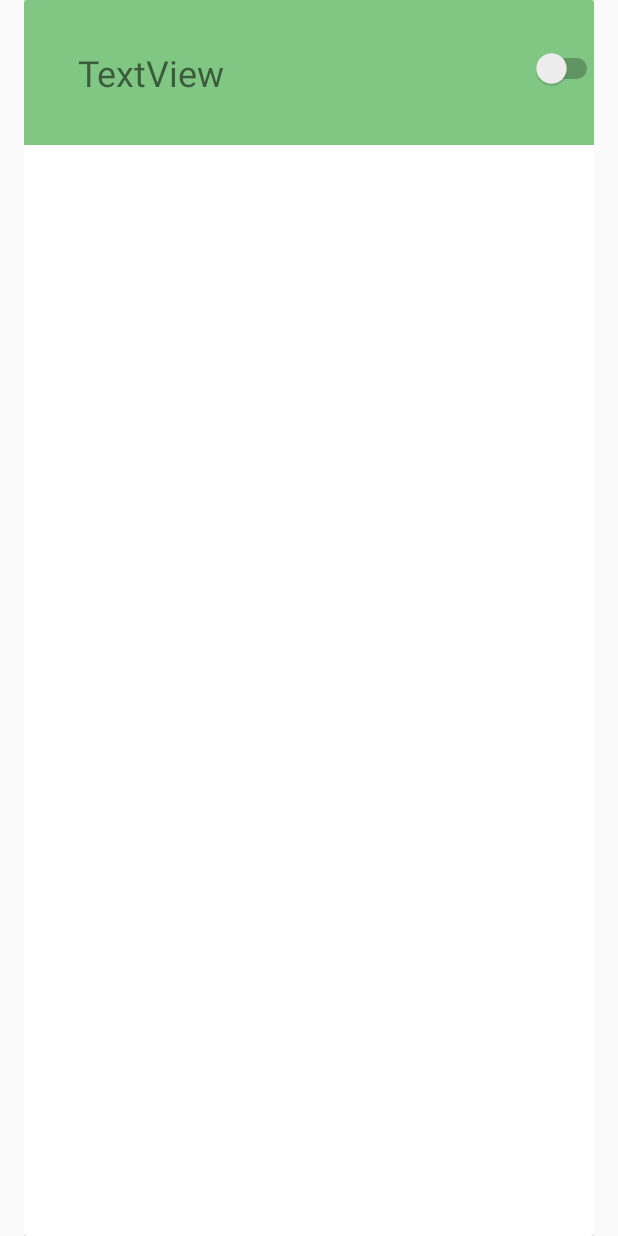
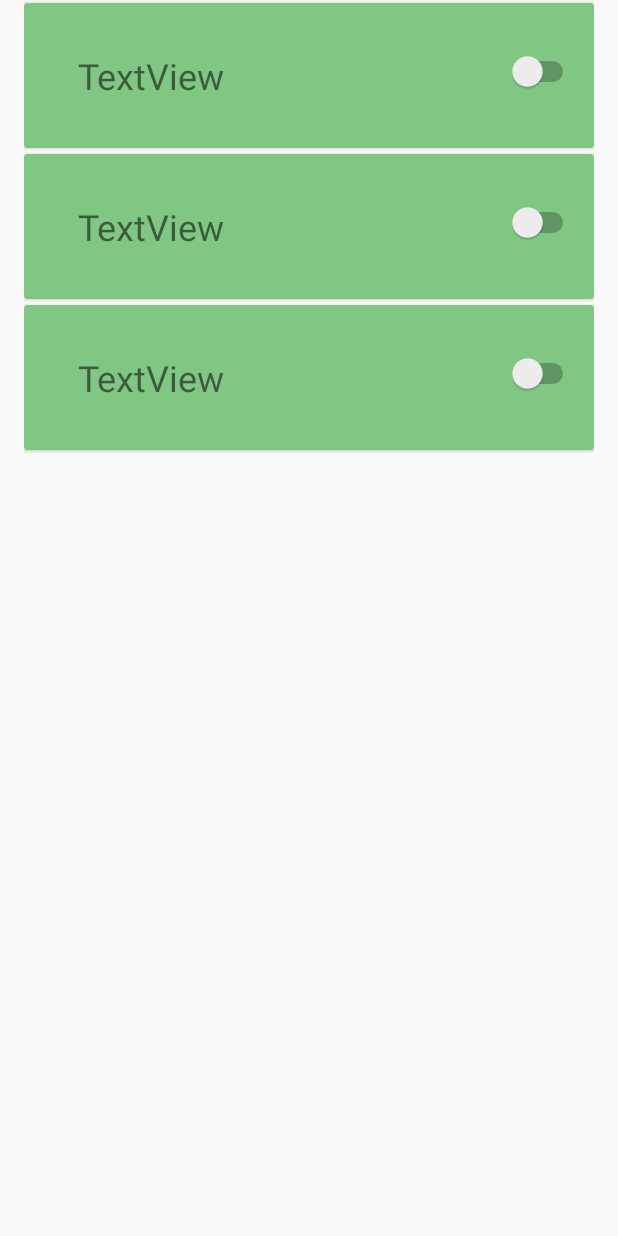
Before and after one commit to EsperanzaMacarena/AlarmMe, an Android app: the layout fragment_alarm_list.xml on its own in the app's theme, with its tools: preview values and no code run, on a phone screen of 412 x 824 dp. Run offline under Robolectric (Android 15) with nearby library versions, the phone set to English and light mode, and no system bars.

Commit message:
Progresando con lista alarmas

```diff
--- a/android-app/app/src/main/java/com/escacena/alarmme/BoardActivity.java
+++ b/android-app/app/src/main/java/com/escacena/alarmme/BoardActivity.java
@@ -11,7 +11,7 @@ import androidx.navigation.Navigation;
 import androidx.navigation.ui.AppBarConfiguration;
 import androidx.navigation.ui.NavigationUI;
 
-public class BoardActivity extends AppCompatActivity implements AlarmFragment.OnListFragmentInteractionListener {
+public class BoardActivity extends AppCompatActivity {
 
     @Override
     protected void onCreate(Bundle savedInstanceState) {
@@ -28,8 +28,5 @@ public class BoardActivity extends AppCompatActivity implements AlarmFragment.On
         NavigationUI.setupWithNavController(navView, navController);
     }
 
-    @Override
-    public void onListFragmentInteraction(DummyContent.DummyItem item) {
 
-    }
 }
--- a/android-app/app/src/main/java/com/escacena/alarmme/client/AlarmMeAPI.java
+++ b/android-app/app/src/main/java/com/escacena/alarmme/client/AlarmMeAPI.java
@@ -1,6 +1,7 @@
 package com.escacena.alarmme.client;
 
 import android.content.SharedPreferences;
+import android.util.Log;
 
 import com.escacena.alarmme.common.Constants;
 import com.escacena.alarmme.common.SharedPreferencesManager;
@@ -28,7 +29,6 @@ public class AlarmMeAPI {
     }
 
     public static AlarmMeAPI getInstance(boolean withToken) {
-        if (instance == null)
             instance = new AlarmMeAPI(withToken);
         return instance;
     }
--- a/android-app/app/src/main/java/com/escacena/alarmme/common/SharedPreferencesManager.java
+++ b/android-app/app/src/main/java/com/escacena/alarmme/common/SharedPreferencesManager.java
@@ -16,5 +16,6 @@ public class SharedPreferencesManager {
     public static void setSomeStringValue(String label, String value){
         SharedPreferences.Editor editor = getSharedPreferencesManager().edit();
         editor.putString(label, value);
+        editor.commit();
     }
 }
--- a/android-app/app/src/main/java/com/escacena/alarmme/repository/AlarmRepository.java
+++ b/android-app/app/src/main/java/com/escacena/alarmme/repository/AlarmRepository.java
@@ -25,10 +25,10 @@ public class AlarmRepository {
     private MutableLiveData<List<ResponseAllAlarm>> listAlarms = new MutableLiveData<>();
 
     public AlarmRepository() {
-        this.service = AlarmMeAPI.getInstance(false).getService();
+        this.service = AlarmMeAPI.getInstance(true).getService();
     }
 
-    public LiveData<List<ResponseAllAlarm>> getAllAlarms() {
+    public MutableLiveData<List<ResponseAllAlarm>> getAllAlarms() {
         Call<List<ResponseAllAlarm>> call = service.getAllAlarms();
         call.enqueue(new Callback<List<ResponseAllAlarm>>() {
             @Override
--- a/android-app/app/src/main/res/layout/fragment_alarm.xml
+++ b/android-app/app/src/main/res/layout/fragment_alarm.xml
@@ -1,17 +1,27 @@
 <?xml version="1.0" encoding="utf-8"?>
-<androidx.cardview.widget.CardView xmlns:android="http://schemas.android.com/apk/res/android"
+<androidx.constraintlayout.widget.ConstraintLayout xmlns:android="http://schemas.android.com/apk/res/android"
     xmlns:app="http://schemas.android.com/apk/res-auto"
     xmlns:tools="http://schemas.android.com/tools"
     android:layout_width="match_parent"
-    android:layout_height="match_parent"
-    android:orientation="horizontal"
-    android:padding="8dp">
+    android:layout_height="wrap_content"
+    android:orientation="horizontal">
+
+    <androidx.cardview.widget.CardView
+        android:layout_width="match_parent"
+        android:layout_height="wrap_content"
+        android:layout_marginTop="2dp"
+        android:layout_marginBottom="2dp"
+        android:background="@color/colorAccent"
+        android:backgroundTint="@color/colorAccent"
+        app:layout_constraintBottom_toBottomOf="parent"
+        app:layout_constraintEnd_toEndOf="parent"
+        app:layout_constraintStart_toStartOf="parent"
+        app:layout_constraintTop_toTopOf="parent"
+        app:layout_constraintVertical_bias="0.0">
 
         <androidx.constraintlayout.widget.ConstraintLayout
             android:layout_width="match_parent"
-        android:layout_height="wrap_content"
-        android:background="@color/colorAccent"
-        android:backgroundTint="@color/colorAccent">
+            android:layout_height="match_parent">
 
             <TextView
                 android:id="@+id/textView_alarm_title"
@@ -27,12 +37,14 @@
                 app:layout_constraintTop_toTopOf="parent" />
 
             <Switch
-            android:id="@+id/switch1"
+                android:id="@+id/switchAlarmActivaded"
                 android:layout_width="wrap_content"
                 android:layout_height="wrap_content"
-            android:layout_marginStart="204dp"
+                android:layout_marginStart="188dp"
                 android:layout_marginTop="32dp"
                 app:layout_constraintStart_toEndOf="@+id/textView_alarm_title"
                 app:layout_constraintTop_toTopOf="parent" />
         </androidx.constraintlayout.widget.ConstraintLayout>
+
     </androidx.cardview.widget.CardView>
+</androidx.constraintlayout.widget.ConstraintLayout>
--- a/android-app/app/src/main/res/layout/fragment_alarm_list.xml
+++ b/android-app/app/src/main/res/layout/fragment_alarm_list.xml
@@ -2,12 +2,12 @@
 <androidx.recyclerview.widget.RecyclerView xmlns:android="http://schemas.android.com/apk/res/android"
     xmlns:app="http://schemas.android.com/apk/res-auto"
     xmlns:tools="http://schemas.android.com/tools"
-    android:id="@+id/list"
+    android:id="@+id/listAlarm"
     android:name="com.escacena.alarmme.AlarmFragment"
     android:layout_width="match_parent"
     android:layout_height="match_parent"
     android:layout_marginLeft="16dp"
     android:layout_marginRight="16dp"
     app:layoutManager="LinearLayoutManager"
-    tools:context=".AlarmFragment"
+    tools:context=".ui.alarms.AlarmFragment"
     tools:listitem="@layout/fragment_alarm" />
--- a/android-app/app/src/main/res/navigation/mobile_navigation.xml
+++ b/android-app/app/src/main/res/navigation/mobile_navigation.xml
@@ -7,9 +7,9 @@
 
     <fragment
         android:id="@+id/navigation_alarms"
-        android:name="com.escacena.alarmme.ui.home.HomeFragment"
+        android:name="com.escacena.alarmme.ui.alarms.AlarmFragment"
         android:label="@string/title_home"
-        tools:layout="@layout/fragment_home" />
+        tools:layout="@layout/fragment_alarm_list" />
 
     <fragment
         android:id="@+id/navigation_dashboard"
```
Also changed, not shown: android-app/app/src/main/java/com/escacena/alarmme/AlarmFragment.java (deleted, +0 -111 lines), android-app/app/src/main/java/com/escacena/alarmme/MyAlarmRecyclerViewAdapter.java (+41 -25 lines), android-app/app/src/main/java/com/escacena/alarmme/ui/alarms/AlarmFragment.java (added, +93 -0 lines), android-app/app/src/main/java/com/escacena/alarmme/ui/home/HomeFragment.java (deleted, +0 -29 lines), android-app/app/src/main/java/com/escacena/alarmme/viewmodel/AlarmViewModel.java (+20 -0 lines), android-app/app/src/main/res/layout/fragment_home.xml (deleted, +0 -18 lines). Lines whose indentation alone changed are shown as unchanged.
